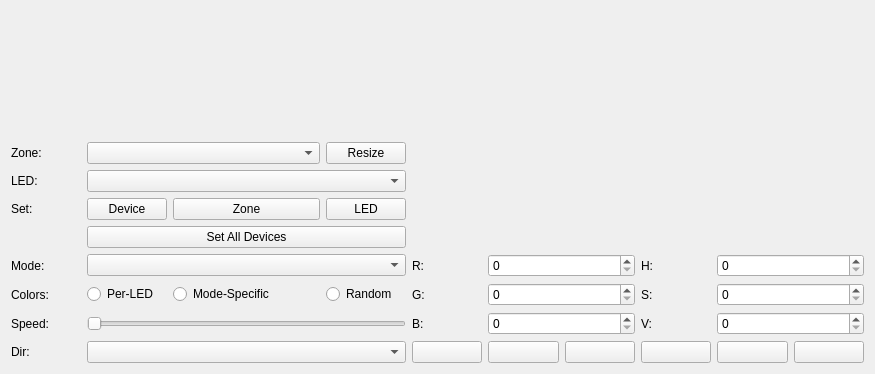
Old version of the form qt/OpenRGBDevicePage.ui in the repository Kasper24/OpenRGB-QMK.
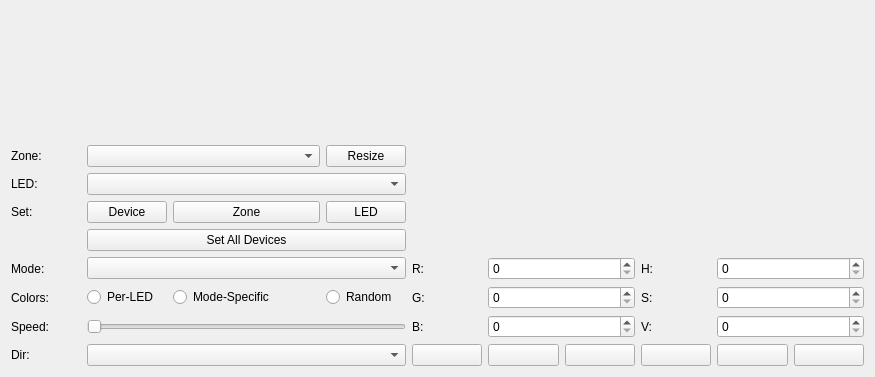
New version of the form. Custom widgets are drawn as their Qt base class.

The edit to the form file:
```diff
--- a/qt/OpenRGBDevicePage.ui
+++ b/qt/OpenRGBDevicePage.ui
@@ -7,7 +7,7 @@
     <x>0</x>
     <y>0</y>
     <width>875</width>
-    <height>374</height>
+    <height>377</height>
    </rect>
   </property>
   <property name="windowTitle">
```
Left out of the diff: 2 changed lines with no effect on the pictures.
